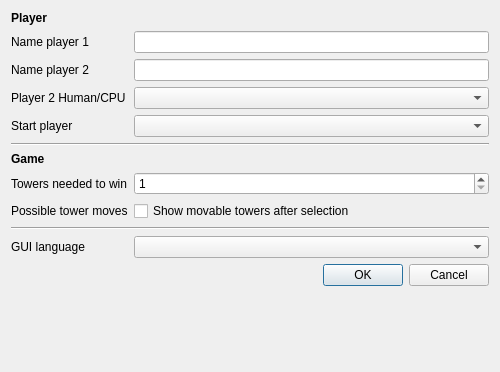
Old version of the form CSettings.ui in the repository ElTh0r0/stackandconquer.
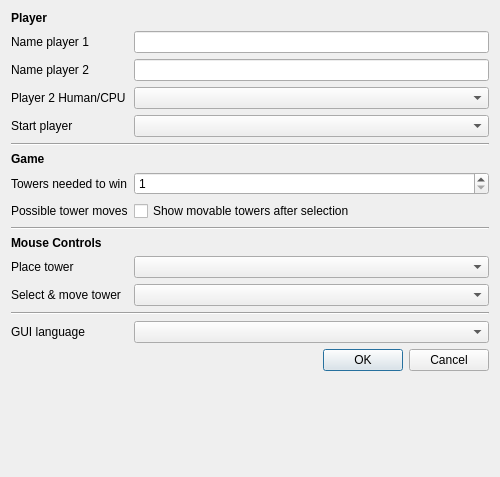
New version of the form.

Commit message: Configurable mouse controls.

Diff of the .ui file:
```diff
--- a/CSettings.ui
+++ b/CSettings.ui
@@ -7,7 +7,7 @@
     <x>0</x>
     <y>0</y>
     <width>500</width>
-    <height>372</height>
+    <height>477</height>
    </rect>
   </property>
   <property name="windowTitle">
@@ -132,16 +132,56 @@
     </widget>
    </item>
    <item row="10" column="0">
+    <widget class="QLabel" name="lblControls">
+     <property name="font">
+      <font>
+       <weight>75</weight>
+       <bold>true</bold>
+      </font>
+     </property>
+     <property name="text">
+      <string>Mouse Controls</string>
+     </property>
+    </widget>
+   </item>
+   <item row="11" column="0">
+    <widget class="QLabel" name="lblPlaceTower">
+     <property name="text">
+      <string>Place tower</string>
+     </property>
+    </widget>
+   </item>
+   <item row="11" column="1">
+    <widget class="QComboBox" name="cbPlaceTower"/>
+   </item>
+   <item row="12" column="0">
+    <widget class="QLabel" name="lblSelectTower">
+     <property name="text">
+      <string>Select &amp; move tower</string>
+     </property>
+    </widget>
+   </item>
+   <item row="12" column="1">
+    <widget class="QComboBox" name="cbSelectTower"/>
+   </item>
+   <item row="13" column="0" colspan="2">
+    <widget class="Line" name="line_3">
+     <property name="orientation">
+      <enum>Qt::Horizontal</enum>
+     </property>
+    </widget>
+   </item>
+   <item row="14" column="0">
     <widget class="QLabel" name="lblGuiLang">
      <property name="text">
       <string>GUI language</string>
      </property>
     </widget>
    </item>
-   <item row="10" column="1">
+   <item row="14" column="1">
     <widget class="QComboBox" name="cbGuiLanguage"/>
    </item>
-   <item row="11" column="1">
+   <item row="15" column="1">
     <widget class="QDialogButtonBox" name="buttonBox">
      <property name="orientation">
       <enum>Qt::Horizontal</enum>
```
The commit also changes 6 other files.
